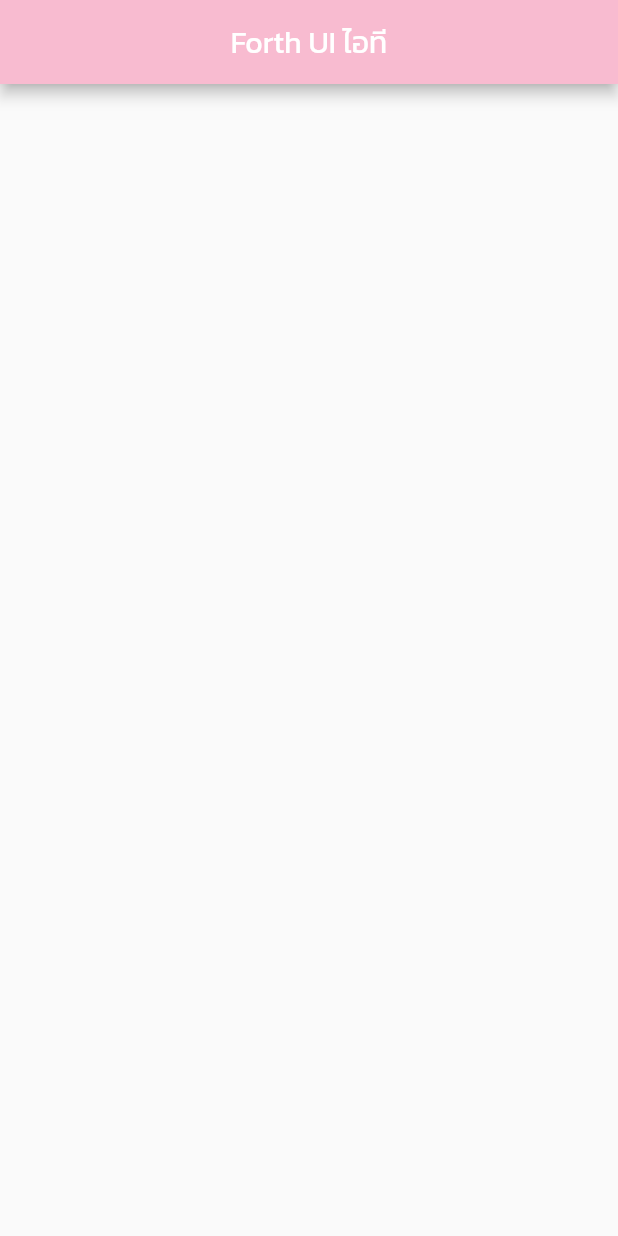
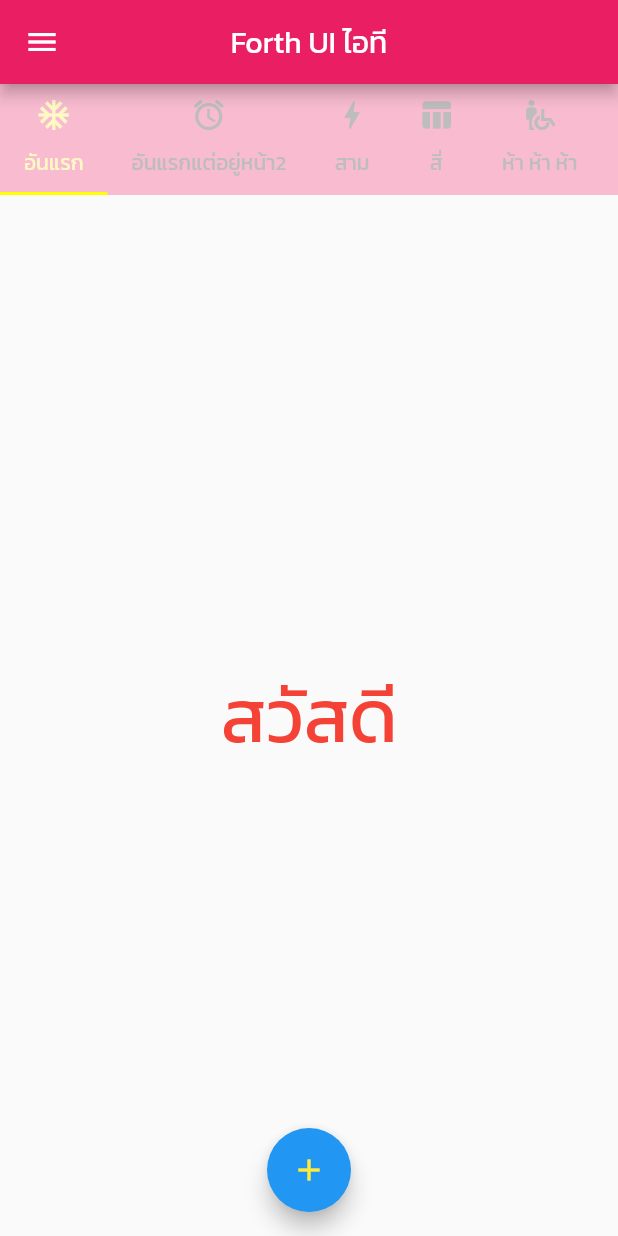
Before and after one commit to ApiwatS-TT/flutter_app_sau1, a Flutter app: the screen it shows after launch, on a phone screen of 412 x 824 dp. Run offline on Flutter 3.47's test engine with Material 2 defaults, Android fonts, the phone set to English and light mode, and no system bars.

Commit message:
Code V.4 : fin

```diff
--- a/lib/main.dart
+++ b/lib/main.dart
@@ -1,5 +1,8 @@
 import 'package:flutter/material.dart';
 import 'package:flutter_app_sau1/views/first_ui.dart';
+import 'package:flutter_app_sau1/views/forth_tabpage1_ui.dart';
+import 'package:flutter_app_sau1/views/forth_tabpage2_ui.dart';
+import 'package:flutter_app_sau1/views/forth_tabpage3_ui.dart';
 import 'package:flutter_app_sau1/views/forth_ui.dart';
 import 'package:flutter_app_sau1/views/second_ui.dart';
 import 'package:flutter_app_sau1/views/third_page1_ui.dart';
--- /dev/null
+++ b/lib/views/forth_tabpage1_ui.dart
@@ -0,0 +1,19 @@
+import 'package:flutter/material.dart';
+
+class ForthTabpage1UI extends StatelessWidget {
+  @override
+  Widget build(BuildContext context) {
+    return Scaffold(
+      body: Center(
+        child: Text(
+          'สวัสดี',
+          style:TextStyle(
+              fontSize: 50.0,
+              fontFamily: 'Kanit',
+              color: Colors.red,
+              ),
+        ),
+      ),
+    );
+  }
+}
--- a/lib/views/forth_ui.dart
+++ b/lib/views/forth_ui.dart
@@ -1,4 +1,10 @@
 import 'package:flutter/material.dart';
+import 'package:flutter_app_sau1/views/forth_tabpage1_ui.dart';
+import 'package:flutter_app_sau1/views/forth_tabpage2_ui.dart';
+import 'package:flutter_app_sau1/views/forth_tabpage3_ui.dart';
+import 'package:flutter_app_sau1/views/forth_tabpage4_ui.dart';
+import 'package:flutter_app_sau1/views/forth_tabpage5_ui.dart';
+import 'package:flutter_app_sau1/views/forth_tabpage6_ui.dart';
 
 class ForthUI extends StatefulWidget {
   @override
@@ -10,7 +16,7 @@ class _ForthUIState extends State<ForthUI> {
   Widget build(BuildContext context) {
     return Scaffold(
       appBar: AppBar(
-        backgroundColor: Colors.pink[100],
+        backgroundColor: Colors.pink,
         title: Text(
           'Forth UI ไอที',
           style: TextStyle(
@@ -19,7 +25,161 @@ class _ForthUIState extends State<ForthUI> {
         ),
         centerTitle: true,
       ),
+      body: DefaultTabController(
+        length: 6,
+        child: Column(
+          children: [
+            Container(
+              color: Colors.pink[100],
+              child: TabBar(
+                isScrollable: true,
+                labelColor: Colors.yellow[100],
+                indicatorColor: Colors.yellowAccent,
+                unselectedLabelColor: Colors.grey[400],
+                labelStyle: TextStyle(
+                  fontFamily: 'Kanit',
+                ),
+                tabs: [
+                  Tab(
+                    text: 'อันแรก',
+                    icon: Icon(
+                      Icons.ac_unit,
+                    ),
+                  ),
+                  Tab(
+                    text: 'อันแรกแต่อยู่หน้า2',
+                    icon: Icon(
+                      Icons.alarm,
+                    ),
+                  ),
+                  Tab(
+                    text: 'สาม',
+                    icon: Icon(
+                      Icons.bolt,
+                    ),
+                  ),
+                  Tab(
+                    text: 'สี่',
+                    icon: Icon(
+                      Icons.table_chart,
+                    ),
+                  ),
+                  Tab(
+                    text: 'ห้า ห้า ห้า',
+                    icon: Icon(
+                      Icons.wheelchair_pickup,
+                    ),
+                  ),
+                  Tab(
+                    text: 'ขอผ้ามาเช็ดหน่อย',
+                    icon: Icon(
+                      Icons.extension,
+                    ),
+                  ),
+                ],
+              ),
+            ),
+            Expanded(
+                          child: TabBarView(
+                children: [
+                  ForthTabpage1UI(),
+                  ForthTabpage2UI(),
+                  ForthTabpage3UI(),
+                  ForthTabpage4UI(),
+                  ForthTabpage5UI(),
+                  ForthTabpage6UI(),
+                ]
 
+          ,
+            )
+            ),
+            ],
+          ),
+      ),
+      drawer: Drawer(
+        child: ListView(
+          padding: EdgeInsets.zero,
+          children: [
+            UserAccountsDrawerHeader(
+              currentAccountPicture: CircleAvatar(
+                backgroundImage: AssetImage(
+                  'assets/images/profile.jpeg',
+                ),
+              ),
+              accountName: Text(
+                'Apiwat Somboonsab',
+              ),
+              accountEmail: Text(
+                'ID : 6252710004',
+              ),
+              decoration: BoxDecoration(
+                image: DecorationImage(
+                  image: AssetImage(
+                    'assets/images/background.png'
+                  ),
+                  fit: BoxFit.fill,
+                ),
+              ),
+              otherAccountsPictures: [
+                Image.asset(
+                  'assets/images/logo.png',
+                )
+              ],
+            ),
+            ListTile(
+              onTap: () {},
+              title: Text(
+                'หน้าแรก',
+            ),
+            leading: Icon(
+              Icons.home,
+            ),
+            ),
+            ListTile(
+              onTap: () {},
+              title: Text(
+                'ตารางสอน',
+              ),
+              leading: Icon(
+                Icons.table_chart,
+                color: Colors.blue,
+              ),
+            ),
+            ListTile(
+              onTap: () {},
+              title: Text(
+              'ตารางสอบ',
+              ),
+              leading: Icon(
+                Icons.access_alarm,
+              ),
+              trailing: Text(
+                '999',
+              ),
+            ),
+            Divider(
+              color: Colors.red,
+            ),
+            ListTile(
+              onTap: () {},
+              title: Text(
+              'ออกจากระบบ',
+              ),
+              leading: Icon(
+                Icons.exit_to_app,
+              ),
+            ),
+          ],
+        ),
+      ),
+      floatingActionButton: FloatingActionButton(
+        onPressed: () {},
+        child: Icon(
+          Icons.add,
+          color: Colors.yellow,
+        ),
+      ),
+      floatingActionButtonLocation: FloatingActionButtonLocation.centerFloat,
     );
   }
 }
```
Also changed, not shown: lib/views/forth_tabpage2_ui.dart (added, +19 -0 lines), lib/views/forth_tabpage3_ui.dart (added, +19 -0 lines), lib/views/forth_tabpage4_ui.dart (added, +19 -0 lines), lib/views/forth_tabpage5_ui.dart (added, +19 -0 lines), lib/views/forth_tabpage6_ui.dart (added, +19 -0 lines).
